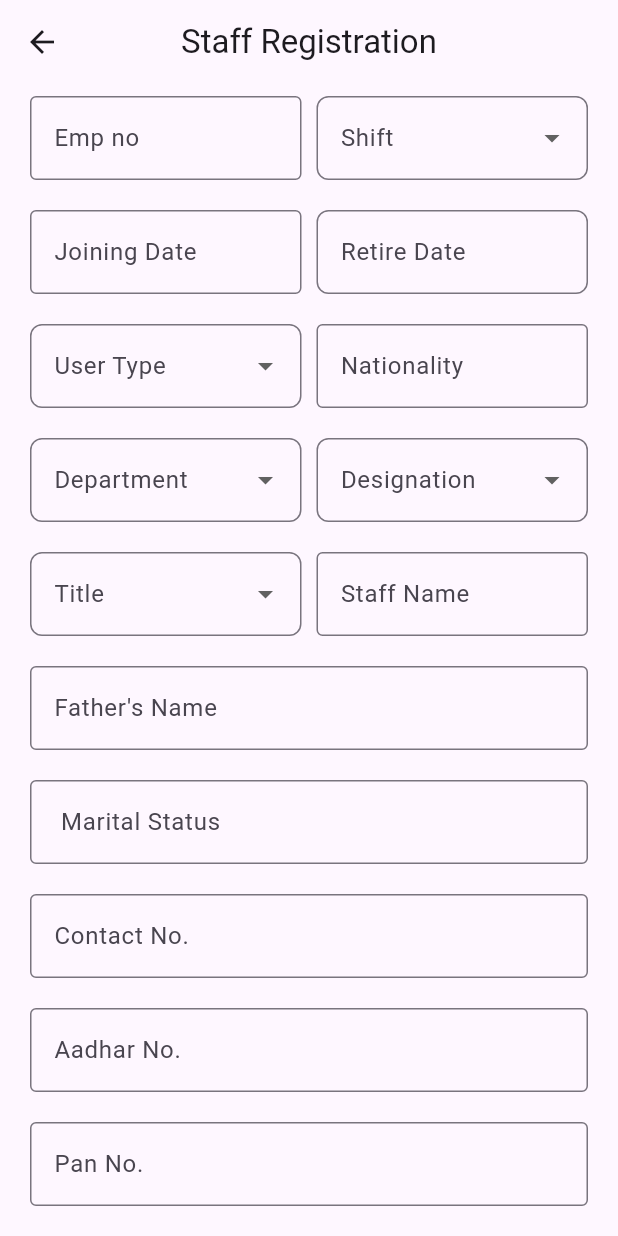
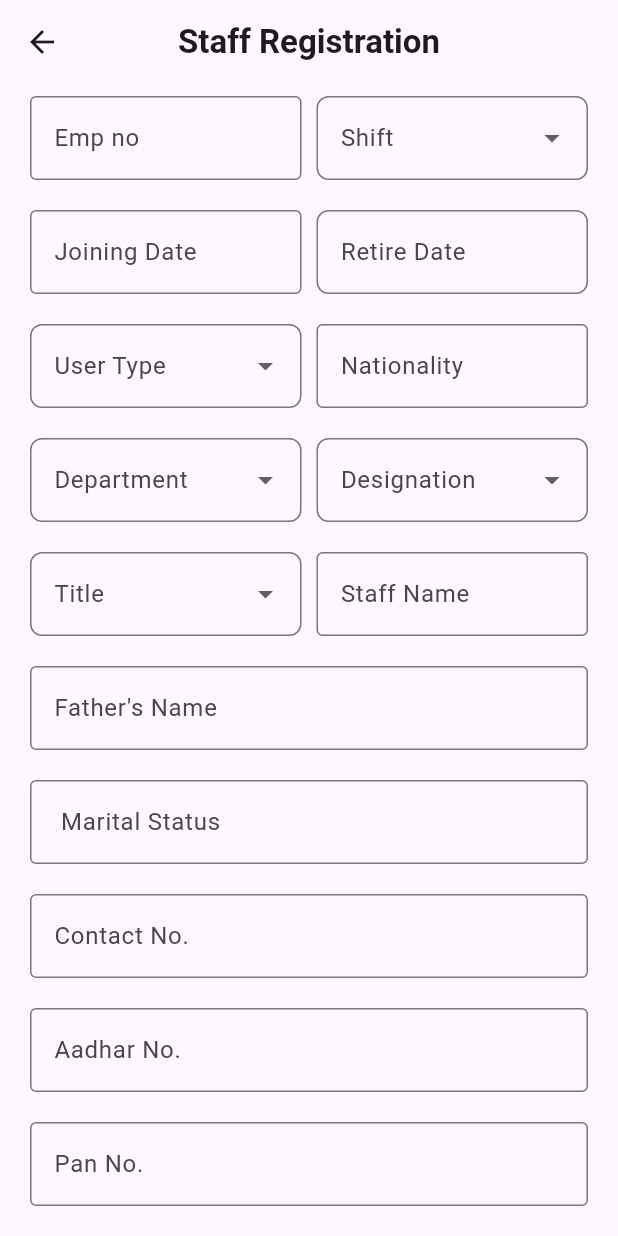
Before and after one commit to yakindobariya/swicktech, a Flutter app: the StaffRegistrationScreen screen opened directly, on a phone screen of 412 x 824 dp. Run offline on Flutter 3.47's test engine with Material 3 defaults, Android fonts, the phone set to English and light mode, and no system bars; our stand-ins replace carousel_slider, firebase_auth, firebase_core, google_fonts, shared_preferences; missing offline and left inert: flutter_pin_code_fields; accounts and stored records are empty; network calls fail.

Commit message:
some change

```diff
--- a/lib/screen/splash_screen.dart
+++ b/lib/screen/splash_screen.dart
@@ -41,7 +41,6 @@ class SplashScreenState extends State<SplashScreen> {
   //   var sharespref = await SharedPreferences.getInstance();
   //   var isLoggedIn = sharespref.getBool(KEYLOGIN);
   //
-  //
   //   Timer(const Duration(seconds: 3), () {
   //     // Navigate to the main app screen after 3 seconds
   //
--- a/lib/screen/staffregistration_screen.dart
+++ b/lib/screen/staffregistration_screen.dart
@@ -9,7 +9,6 @@ class StaffRegistrationScreen extends StatefulWidget {
   State<StaffRegistrationScreen> createState() =>
       _StaffRegistrationScreenState();
 }
-
 
 TextEditingController _staffEmpNoController = TextEditingController();
 TextEditingController _staffJoiningDateController = TextEditingController();
@@ -31,7 +30,10 @@ class _StaffRegistrationScreenState extends State<StaffRegistrationScreen> {
   Widget build(BuildContext context) {
     return Scaffold(
       appBar: AppBar(
-        title: const Text("Staff Registration"),
+        title: const Text(
+          "Staff Registration",
+          style: TextStyle(fontWeight: FontWeight.bold),
+        ),
         centerTitle: true,
         bottomOpacity: 0,
       ),
```
Also changed, not shown: lib/main.dart (+7 -3 lines).
